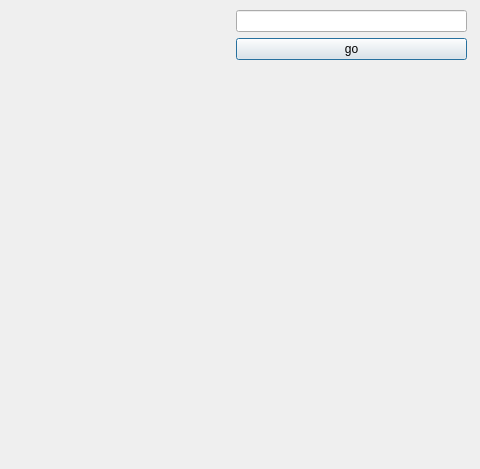
Above: src/frontend/qt_sdl/MemoryView/memoryviewdialog.ui from tera8m4/suikaDS before the change; both pictures show x 484 to 964 and y 0 to 469 of the 964 by 469 pixel window. Below: the same form after it.
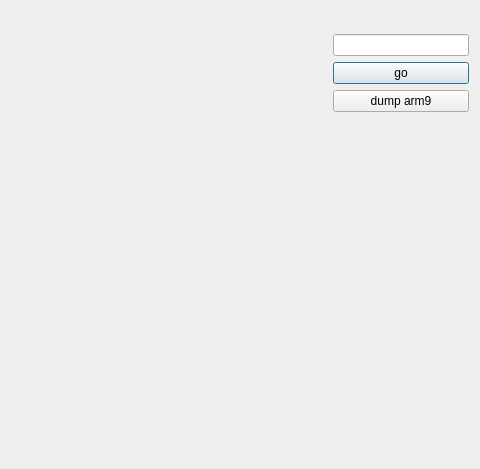
That is the form after the change.

Commit message: Added dump memory option

What changed in the file:
```diff
--- a/src/frontend/qt_sdl/MemoryView/memoryviewdialog.ui
+++ b/src/frontend/qt_sdl/MemoryView/memoryviewdialog.ui
@@ -13,25 +13,24 @@
   <property name="windowTitle">
    <string>Dialog</string>
   </property>
+  <layout class="QFormLayout" name="formLayout">
+   <item row="0" column="0">
   <widget class="QWidget" name="hexViewContainer" native="true">
-   <property name="geometry">
-    <rect>
-     <x>20</x>
-     <y>20</y>
-     <width>681</width>
-     <height>421</height>
-    </rect>
-   </property>
-  </widget>
-  <widget class="QWidget" name="verticalLayoutWidget">
-   <property name="geometry">
-    <rect>
-     <x>720</x>
-     <y>10</y>
-     <width>231</width>
-     <height>361</height>
-    </rect>
-   </property>
+     <property name="sizePolicy">
+      <sizepolicy hsizetype="Maximum" vsizetype="Maximum">
+       <horstretch>0</horstretch>
+       <verstretch>0</verstretch>
+      </sizepolicy>
+     </property>
+     <property name="minimumSize">
+      <size>
+       <width>800</width>
+       <height>400</height>
+      </size>
+     </property>
+    </widget>
+   </item>
+   <item row="0" column="1">
    <layout class="QVBoxLayout" name="verticalLayout">
     <property name="spacing">
      <number>6</number>
@@ -46,6 +45,13 @@
       </property>
      </widget>
     </item>
+     <item>
+      <widget class="QPushButton" name="dumpMemoryButton">
+       <property name="text">
+        <string>dump arm9</string>
+       </property>
+      </widget>
+     </item>
     <item>
      <spacer name="verticalSpacer">
       <property name="orientation">
@@ -60,7 +66,8 @@
      </spacer>
     </item>
    </layout>
-  </widget>
+   </item>
+  </layout>
  </widget>
  <resources/>
  <connections/>
```
Lines whose indentation alone changed are shown as unchanged. The commit also changes 2 other files.
